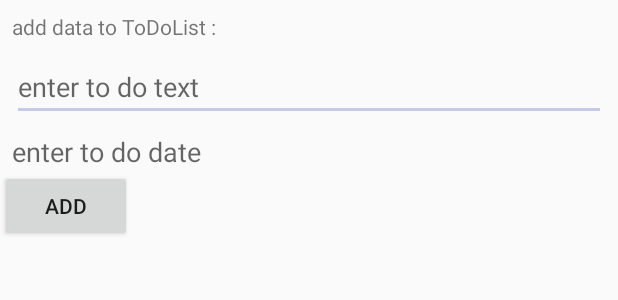
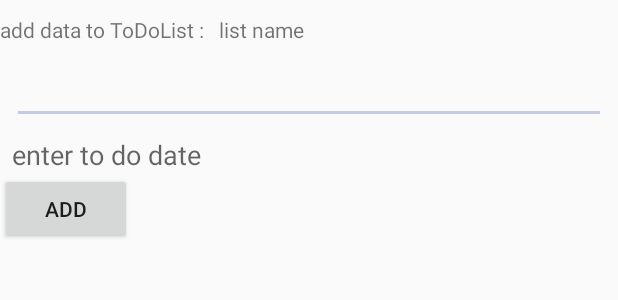
Before and after one commit to AxmetES/conrtol_19.04.18_room_db, an Android app: the layout activity_add_to_to_do_list.xml on its own in the app's theme, with its tools: preview values and no code run, on a phone screen of 412 x 824 dp. Shown: the top 300 px of the screen. Run offline under Robolectric (Android 15) with nearby library versions, the phone set to English and light mode, and no system bars.

```diff
--- a/app/src/main/java/com/appcontroll/appcontroll_lists_db/Activitys/MainActivity.java
+++ b/app/src/main/java/com/appcontroll/appcontroll_lists_db/Activitys/MainActivity.java
@@ -47,14 +47,10 @@ public class MainActivity extends AppCompatActivity {
             @Override
             public void onClick(View v) {
                 startActivity(new Intent(MainActivity.this, AddToMainListActivity.class));
-
             }
         });
-
         registerForContextMenu(recyclerView);
-
     }
-
     @Override
     public void onCreateContextMenu(ContextMenu menu, View v, ContextMenu.ContextMenuInfo menuInfo) {
         super.onCreateContextMenu(menu, v, menuInfo);
--- a/app/src/main/java/com/appcontroll/appcontroll_lists_db/Adapters/MainListAdapter.java
+++ b/app/src/main/java/com/appcontroll/appcontroll_lists_db/Adapters/MainListAdapter.java
@@ -44,6 +44,7 @@ public class MainListAdapter extends RecyclerView.Adapter<MainListAdapter.ViewHo
             public void onClick(View view) {
                 Intent intent = new Intent(context,SecondActivity.class);
                 intent.putExtra("ListId", entityRowName.getId());
+                intent.putExtra("ListName", entityRowName.getListName());
                 context.startActivity(intent);
             }
         });
--- a/app/src/main/java/com/appcontroll/appcontroll_lists_db/Entitys/EntityItemList.java
+++ b/app/src/main/java/com/appcontroll/appcontroll_lists_db/Entitys/EntityItemList.java
@@ -2,6 +2,7 @@ package com.appcontroll.appcontroll_lists_db.Entitys;
 
 import android.arch.persistence.room.ColumnInfo;
 import android.arch.persistence.room.Entity;
+import android.arch.persistence.room.Ignore;
 import android.arch.persistence.room.PrimaryKey;
 import android.support.annotation.NonNull;
 
@@ -13,14 +14,13 @@ import java.util.List;
  */
 
 @Entity(tableName = "listnametb")
-public class EntityItemList {
+    public class EntityItemList {
 
     @PrimaryKey(autoGenerate = true)
     private int id;
 
 @ColumnInfo(name = "list_name")
     private String listName;
-
 
     public EntityItemList() {
     }
@@ -41,5 +41,4 @@ public class EntityItemList {
     public void setListName(String listName) {
         this.listName = listName;
     }
-
 }
--- a/app/src/main/res/layout/activity_add_to_to_do_list.xml
+++ b/app/src/main/res/layout/activity_add_to_to_do_list.xml
@@ -8,18 +8,28 @@
 
     <TextView
         android:id="@+id/add_text_title_toDolist"
-        android:layout_width="match_parent"
+        android:layout_width="wrap_content"
         android:layout_height="wrap_content"
         app:layout_constraintTop_toTopOf="parent"
-        android:layout_margin="8dp"
+        android:layout_margin="10dp"
         android:text="add data to ToDoList :"/>
+
+    <TextView
+        android:id="@+id/list_name_add_tv"
+        android:layout_width="wrap_content"
+        android:layout_height="wrap_content"
+        android:text="list name"
+        android:layout_margin="10dp"
+        app:layout_constraintTop_toTopOf="parent"
+        app:layout_constraintStart_toEndOf="@id/add_text_title_toDolist"/>
+
     <EditText
         android:id="@+id/add_edit_toDolist"
         android:layout_width="match_parent"
         android:layout_height="wrap_content"
         app:layout_constraintTop_toBottomOf="@+id/add_text_title_toDolist"
-        android:hint="enter to do text"
         android:layout_margin="8dp"/>
+
     <TextView
         android:id="@+id/add_date_toDolist"
         android:layout_width="match_parent"
@@ -30,8 +40,6 @@
         android:textSize="18dp"
         android:clickable="true"/>
 
-
-
     <Button
         android:id="@+id/add_toDolist_btn"
         android:layout_width="wrap_content"
```
Also changed, not shown: app/src/main/java/com/appcontroll/appcontroll_lists_db/Activitys/AddToToDoListActivity.java (+11 -4 lines), app/src/main/java/com/appcontroll/appcontroll_lists_db/Activitys/SecondActivity.java (+10 -3 lines), app/src/main/java/com/appcontroll/appcontroll_lists_db/DAO/ToDoListDAO.java (+4 -4 lines), app/src/main/java/com/appcontroll/appcontroll_lists_db/Entitys/ListWithToDo.java (+3 -4 lines), app/src/main/java/com/appcontroll/appcontroll_lists_db/Entitys/TodoList.java (+5 -6 lines).
